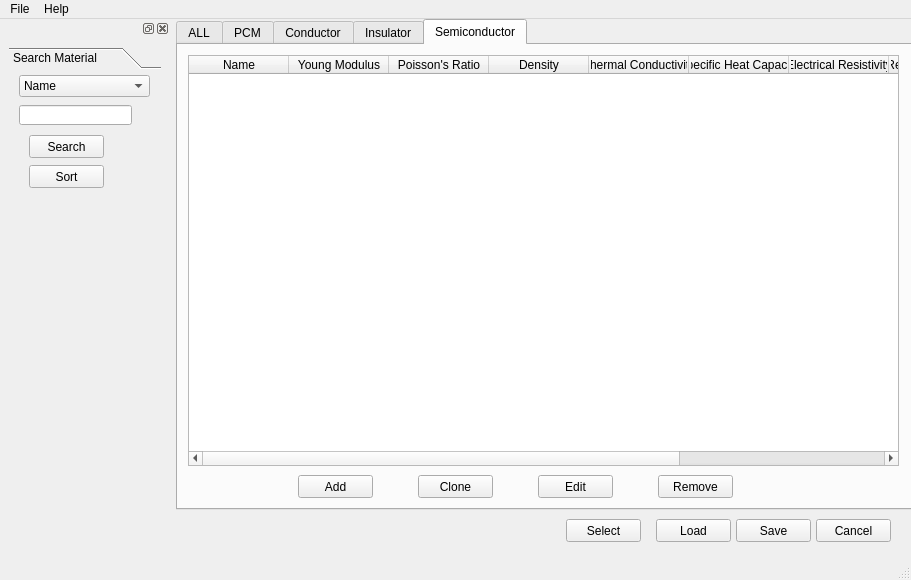
Before: the Qt Designer form qt/ui/Edit_Library.ui in e3da/PowerSynth2-gui, drawn with Qt 5.
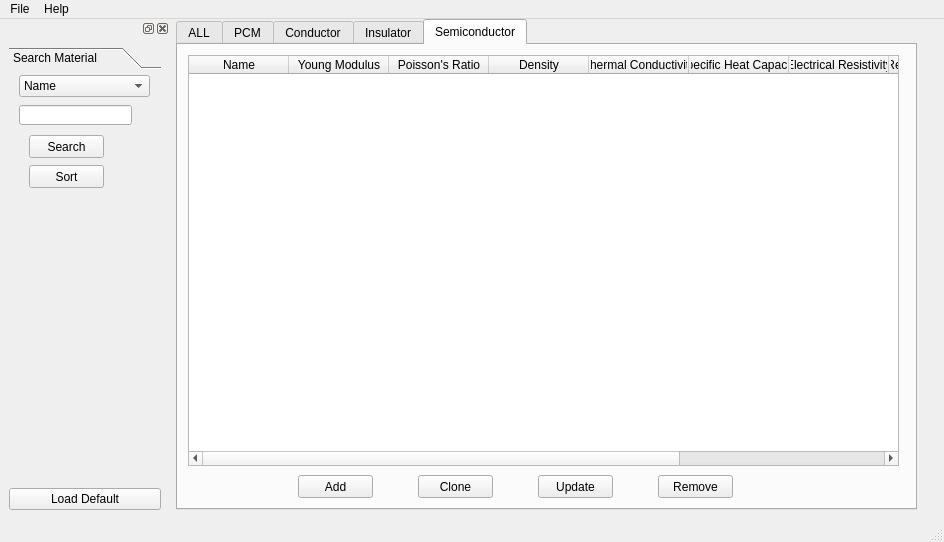
After: the same form once the commit is applied. The open tabs and pages were chosen to show the change.

```diff
--- a/qt/ui/Edit_Library.ui
+++ b/qt/ui/Edit_Library.ui
@@ -6,52 +6,14 @@
    <rect>
     <x>0</x>
     <y>0</y>
-    <width>911</width>
-    <height>580</height>
+    <width>944</width>
+    <height>542</height>
    </rect>
   </property>
   <property name="windowTitle">
    <string>PowerSynth MDK Window</string>
   </property>
   <widget class="QWidget" name="centralwidget">
-   <widget class="QPushButton" name="save_button">
-    <property name="geometry">
-     <rect>
-      <x>560</x>
-      <y>500</y>
-      <width>75</width>
-      <height>23</height>
-     </rect>
-    </property>
-    <property name="mouseTracking">
-     <bool>true</bool>
-    </property>
-    <property name="toolTip">
-     <string extracomment="Save tables' materials to MDK file">Save tables' materials to MDK file</string>
-    </property>
-    <property name="text">
-     <string>Save</string>
-    </property>
-   </widget>
-   <widget class="QPushButton" name="cancel_button">
-    <property name="geometry">
-     <rect>
-      <x>640</x>
-      <y>500</y>
-      <width>75</width>
-      <height>23</height>
-     </rect>
-    </property>
-    <property name="mouseTracking">
-     <bool>true</bool>
-    </property>
-    <property name="toolTip">
-     <string extracomment="Close this window">Close this window</string>
-    </property>
-    <property name="text">
-     <string>Cancel</string>
-    </property>
-   </widget>
    <widget class="QTabWidget" name="tabWidget">
     <property name="geometry">
      <rect>
@@ -776,7 +738,7 @@
        <string extracomment="Changed values are updated">Changed values are updated</string>
       </property>
       <property name="text">
-       <string>Edit</string>
+       <string>Update</string>
       </property>
      </widget>
      <widget class="QPushButton" name="clone_sem_button">
@@ -800,52 +762,14 @@
      </widget>
     </widget>
    </widget>
-   <widget class="QPushButton" name="load_button">
-    <property name="geometry">
-     <rect>
-      <x>480</x>
-      <y>500</y>
-      <width>75</width>
-      <height>23</height>
-     </rect>
-    </property>
-    <property name="mouseTracking">
-     <bool>true</bool>
-    </property>
-    <property name="toolTip">
-     <string extracomment="Open MDK file and upload it to the table">Open MDK file and upload it to the table</string>
-    </property>
-    <property name="text">
-     <string>Load</string>
-    </property>
-   </widget>
-   <widget class="QPushButton" name="select_button">
-    <property name="geometry">
-     <rect>
-      <x>390</x>
-      <y>500</y>
-      <width>75</width>
-      <height>23</height>
-     </rect>
-    </property>
-    <property name="mouseTracking">
-     <bool>true</bool>
-    </property>
-    <property name="toolTip">
-     <string extracomment="Choose material you want to use">Choose material you want to use</string>
-    </property>
-    <property name="text">
-     <string>Select</string>
-    </property>
-   </widget>
   </widget>
   <widget class="QMenuBar" name="menubar">
    <property name="geometry">
     <rect>
      <x>0</x>
      <y>0</y>
-     <width>911</width>
-     <height>21</height>
+     <width>944</width>
+     <height>19</height>
     </rect>
    </property>
    <widget class="QMenu" name="menuFile">
@@ -870,7 +794,7 @@
    <property name="minimumSize">
     <size>
      <width>170</width>
-     <height>135</height>
+     <height>189</height>
     </size>
    </property>
    <property name="maximumSize">
@@ -895,7 +819,7 @@
           <x>0</x>
           <y>0</y>
           <width>152</width>
-          <height>434</height>
+          <height>407</height>
          </rect>
         </property>
         <attribute name="label">
@@ -1047,6 +971,19 @@
        </widget>
       </widget>
      </item>
+     <item row="1" column="0">
+      <widget class="QPushButton" name="load_default_button">
+       <property name="mouseTracking">
+        <bool>true</bool>
+       </property>
+       <property name="toolTip">
+        <string extracomment="Open MDK file and upload it to the table">Open MDK file and upload it to the table</string>
+       </property>
+       <property name="text">
+        <string>Load Default</string>
+       </property>
+      </widget>
+     </item>
     </layout>
    </widget>
   </widget>
```
Left out of the diff: 20 changed lines with no effect on the pictures.
